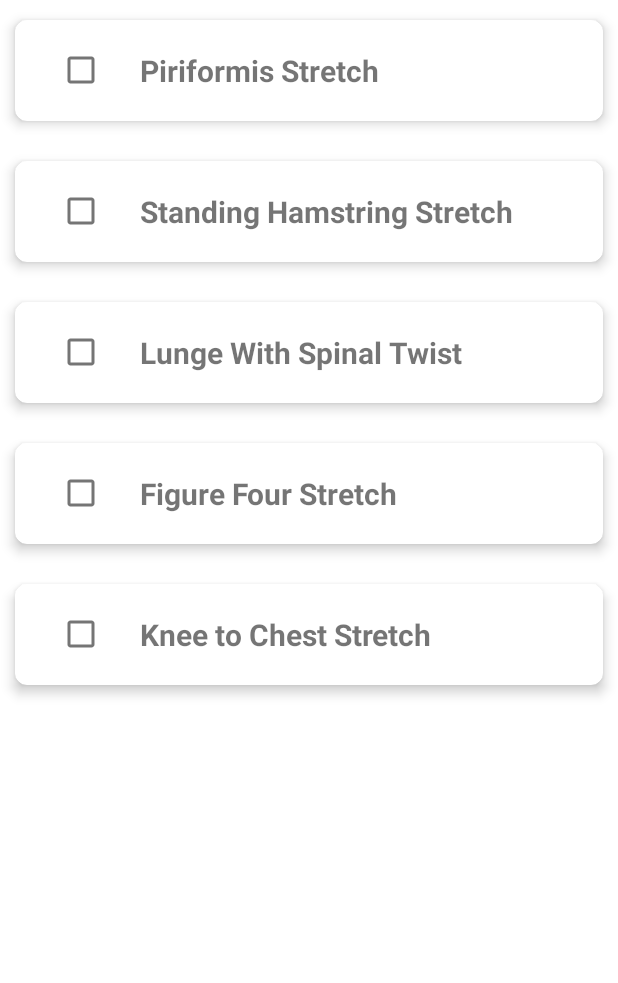
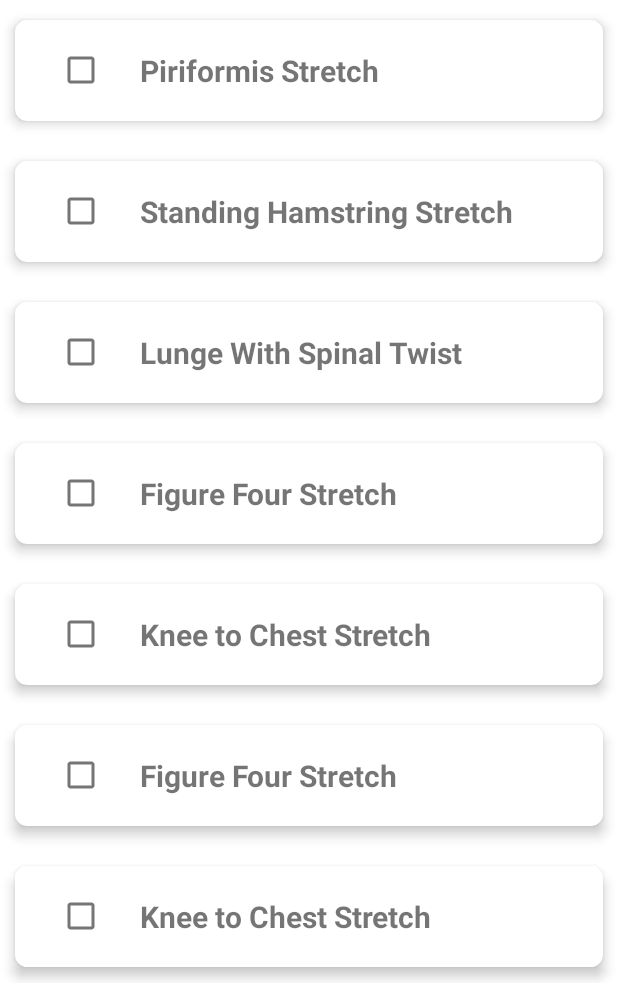
Before and after one commit to whatminjacodes/drag-and-drop-example-android, an Android app: the screen it shows after launch (MainActivity), on a phone screen of 412 x 824 dp, the part 253-1236 px from its top. Run offline under Robolectric (Android 15) with nearby library versions, the phone set to English and light mode, and no system bars; our stand-ins replace data binding.

```diff
--- a/app/src/main/java/com/minjee/stretchingapp/viewmodel/MainViewModel.kt
+++ b/app/src/main/java/com/minjee/stretchingapp/viewmodel/MainViewModel.kt
@@ -55,11 +55,30 @@ class MainViewModel : ViewModel() {
                     "4. Repeat on the other leg."
         )
 
+        val move6 = StretchMove(
+            "Figure Four Stretch",
+            "1. Lie on your back with your feet flat on the floor.\n" +
+                    "2. Cross your left foot over your right quad.\n" +
+                    "3. Lift your right leg off the floor. Grab onto the back of your right leg and gently pull it toward your chest.\n" +
+                    "4. When you feel a comfortable stretch, hold there.\n" +
+                    "5. Hold for 30 seconds to 2 minutes.\n" +
+                    "6. Switch sides and repeat."
+        )
+        val move7 = StretchMove(
+            "Knee to Chest Stretch",
+            "1. Lie on your back with both legs extended.\n" +
+                    "2. Pull your right knee into your chest, while keeping the left leg straight and your lower back pressed into the floor.\n" +
+                    "3. Hold for 30 seconds to 2 minutes.\n" +
+                    "4. Repeat on the other leg."
+        )
+
         listData.listOfMoves.add(move1)
         listData.listOfMoves.add(move2)
         listData.listOfMoves.add(move3)
         listData.listOfMoves.add(move4)
         listData.listOfMoves.add(move5)
+        listData.listOfMoves.add(move6)
+        listData.listOfMoves.add(move7)
     }
 
     fun getListOfMoves(): ListData {
--- a/app/src/main/res/layout/fragment_main.xml
+++ b/app/src/main/res/layout/fragment_main.xml
@@ -27,8 +27,7 @@
             android:visibility="gone"
             app:cardBackgroundColor="@color/white"
             app:cardCornerRadius="15dp"
-            app:cardElevation="10dp"
-            app:cardMaxElevation="10dp"
+            app:cardElevation="5dp"
             app:cardPreventCornerOverlap="false"
             app:cardUseCompatPadding="true"
             app:layout_constraintBottom_toBottomOf="parent"
@@ -81,7 +80,7 @@
             android:layout_height="match_parent"
             android:background="@color/transparent"
             android:visibility="gone"
-            android:elevation="5dp"
+            android:elevation="2dp"
             android:clickable="true" />
 
         <TextView
```
